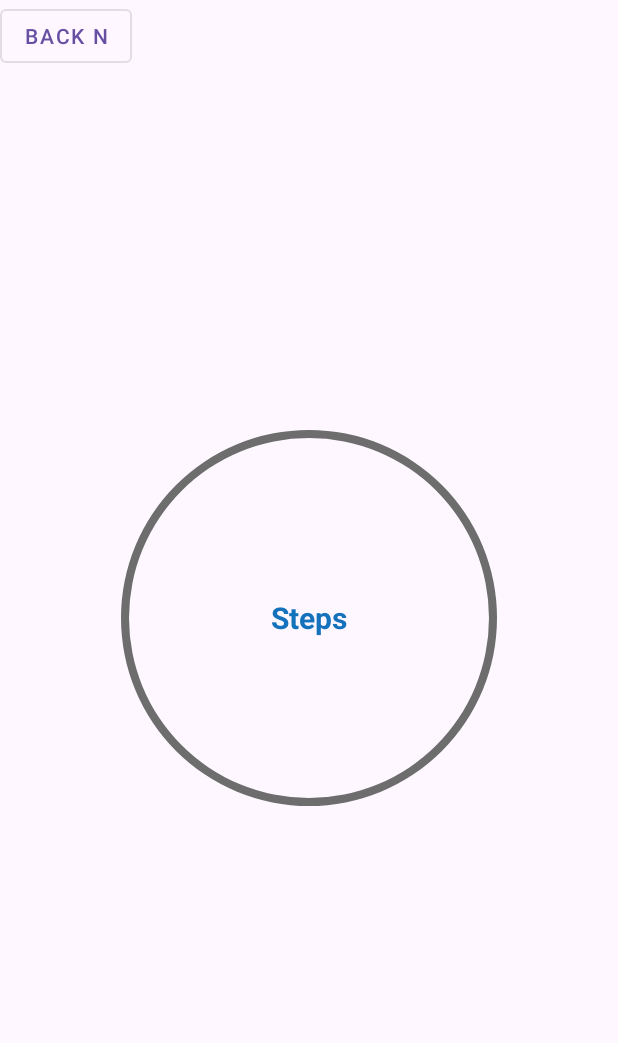
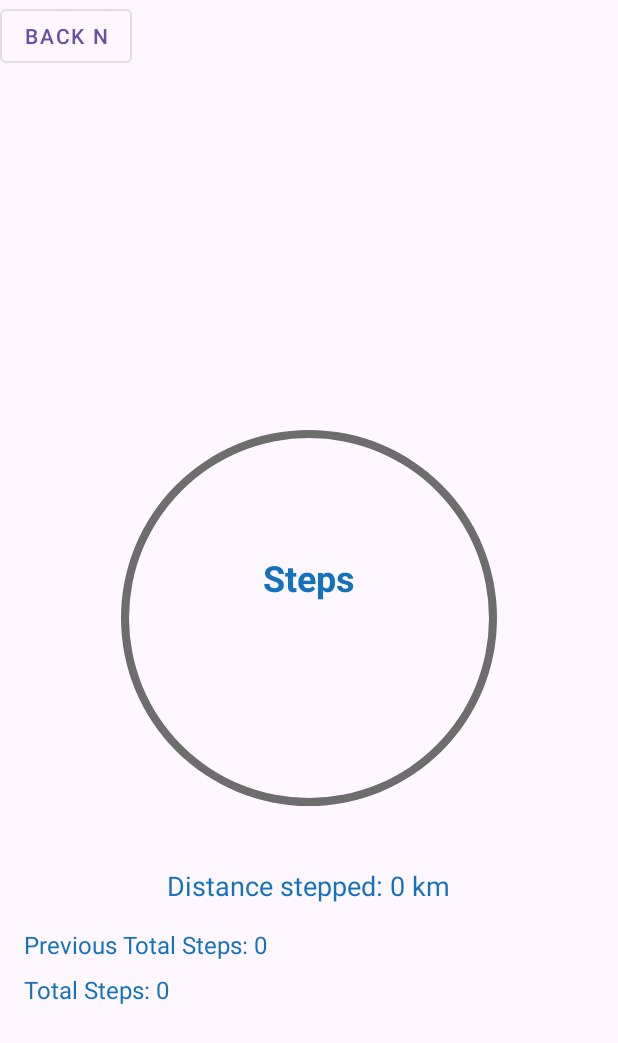
Before and after one commit to WillBren/smartsensor, an Android app: the StepActivity screen opened directly, with no data from a screen before it, on a phone screen of 412 x 824 dp. Shown: the top 1043 px of the screen. Run offline under Robolectric (Android 15) with nearby library versions, the phone set to English and light mode, and no system bars.

Commit message:
Considered edge cases with resetting step count

```diff
--- a/app/src/main/java/com/example/steppcounter/StepActivity.java
+++ b/app/src/main/java/com/example/steppcounter/StepActivity.java
@@ -7,7 +7,6 @@ import android.hardware.SensorEvent;
 import android.hardware.SensorListener;
 import android.hardware.SensorManager;
 import android.os.Bundle;
-import android.view.View;
 import android.widget.ProgressBar;
 import android.widget.TextView;
 import android.widget.Toast;
@@ -15,6 +14,8 @@ import androidx.activity.EdgeToEdge;
 import androidx.appcompat.app.AppCompatActivity;
 import android.hardware.SensorEventListener;
 import com.google.android.material.button.MaterialButton;
+import java.text.DecimalFormat;
+
 
 public class StepActivity extends AppCompatActivity implements SensorEventListener {
     private SensorManager mSensorManager = null;
@@ -24,6 +25,8 @@ public class StepActivity extends AppCompatActivity implements SensorEventListen
     private ProgressBar progressBar;
     private TextView steps;
     private MaterialButton backButton;
+    private TextView distanceStepped;
+    private final DecimalFormat df = new DecimalFormat("#.##");
 
 
 
@@ -33,11 +36,9 @@ public class StepActivity extends AppCompatActivity implements SensorEventListen
         EdgeToEdge.enable(this);
         setContentView(R.layout.fragment_activity);
 
-
-        clearSharedPreferences();  // Clear old data
-
         progressBar= findViewById(R.id.progressBar);
         steps = findViewById(R.id.steps);
+        distanceStepped = findViewById(R.id.distanceStepped);
 
         backButton = findViewById(R.id.back_button); //sets up back button to id in fragment_activity xml file
         setupButtonListeners();
@@ -56,16 +57,12 @@ public class StepActivity extends AppCompatActivity implements SensorEventListen
         }
     }
 
-
     private void setupButtonListeners() {
-        backButton.setOnClickListener(new View.OnClickListener() {
-            @Override
-            public void onClick(View v) {
+        backButton.setOnClickListener(v -> {
             Toast.makeText(StepActivity.this, "Activity button clicked!", Toast.LENGTH_SHORT).show();
             Intent intent = new Intent(StepActivity.this, MainActivity.class);
             startActivity(intent);
             // tells button to go from step activity to the main activity
-            }
         });
     }
 
@@ -78,43 +75,49 @@ public class StepActivity extends AppCompatActivity implements SensorEventListen
             Toast.makeText(this, "Device has no sensor", Toast.LENGTH_SHORT).show();
         }
         else {
-            mSensorManager.registerListener((SensorEventListener) this, stepSensor, SensorManager.SENSOR_DELAY_NORMAL);
+            mSensorManager.registerListener(this, stepSensor, SensorManager.SENSOR_DELAY_NORMAL);
         }
     }
 
-    protected void onPause() {
-        super.onPause();
-        mSensorManager.unregisterListener((SensorListener) this);
-    }
+
 
     public void onSensorChanged(SensorEvent event) {
         if (event.sensor.getType() == Sensor.TYPE_STEP_COUNTER) {
             totalSteps = (int) event.values[0];
-            int currentSteps = totalSteps-previewsTotalSteps;
+            int currentSteps;
+            if (totalSteps <= 0) {
+                previewsTotalSteps = totalSteps;
+                currentSteps = totalSteps;
+            } else {
+                currentSteps = totalSteps-previewsTotalSteps;
+            }
             steps.setText(String.valueOf(currentSteps));
             // changes total steps when sensor reacts
             progressBar.setProgress(currentSteps);
+
+            // changes total distance when step count changes
+            float distance = getDistanceStepped(currentSteps);
+            distanceStepped.setText(String.format("Distance stepped: %skm", df.format(distance)));
+
+            //testing purposes- step counts
+            TextView previewsTotalStepsView = findViewById(R.id.previewsTotalSteps);
+            TextView totalStepsView = findViewById(R.id.totalSteps);
+            previewsTotalStepsView.setText("Previous Total Steps: " + previewsTotalSteps);
+            totalStepsView.setText("Total Steps: " + totalSteps);
         }
 
     }
 
     private void resetSteps() {
-        steps.setOnClickListener(new View.OnClickListener() {
-            @Override
-            public void onClick(View v) {
-                Toast.makeText(StepActivity.this, "Long press to reset steps", Toast.LENGTH_SHORT).show();
-            } // method to reset steps after long click (note: reset isn't recognised when app is restarted)
-        });
+        // method to reset steps after long click (note: reset isn't recognised when app is restarted)
+        steps.setOnClickListener(v -> Toast.makeText(StepActivity.this, "Long press to reset steps", Toast.LENGTH_SHORT).show());
 
-        steps.setOnLongClickListener(new View.OnLongClickListener() {
-            @Override
-            public boolean onLongClick(View v) {
+        steps.setOnLongClickListener(v -> {
             previewsTotalSteps = totalSteps;
             steps.setText("0");
             progressBar.setProgress(0);
             saveData();
             return true;
-            }
         });
     }
 
@@ -127,19 +130,23 @@ public class StepActivity extends AppCompatActivity implements SensorEventListen
 
     private void loadData() { //loads number of steps taken after restarting app
         SharedPreferences sharedPref = getSharedPreferences("MyPref", Context.MODE_PRIVATE);
-        int savedNumber = (int) sharedPref.getFloat("key1", 0f);
-        previewsTotalSteps = savedNumber;
+        previewsTotalSteps = (int) sharedPref.getFloat("key1", 0f);
     }
+
+    private float getDistanceStepped(int totalDailySteps) {
+        return (float) (totalDailySteps * 74) /100000;
+    }
+
 
 
     public void onAccuracyChanged(Sensor sensor, int i) {
 
     }
 
-    private void clearSharedPreferences() {
+    /*private void clearSharedPreferences() {
         SharedPreferences sharedPref = getSharedPreferences("MyPref", Context.MODE_PRIVATE);
         SharedPreferences.Editor editor = sharedPref.edit();
         editor.clear();  // Clear all the data
         editor.apply();
+    } */
 }
-}
--- a/app/src/main/res/layout/fragment_activity.xml
+++ b/app/src/main/res/layout/fragment_activity.xml
@@ -15,6 +15,7 @@
         style="@style/Widget.MaterialComponents.Button.OutlinedButton"/>
 
     <RelativeLayout
+        android:id="@+id/central_layout"
         android:layout_width="wrap_content"
         android:layout_height="wrap_content"
         android:layout_centerHorizontal="true"
@@ -28,22 +29,71 @@
             android:layout_centerHorizontal="true"
             android:layout_centerVertical="true"
             android:background="@drawable/circular_shape"
-            android:progressDrawable="@drawable/circular_progress_bar"
+            android:progressDrawable="@drawable/circular_progress_bar" />
 
-            />
+        <LinearLayout
+            android:layout_width="wrap_content"
+            android:layout_height="wrap_content"
+            android:orientation="vertical"
+            android:layout_centerInParent="true">
+
+            <TextView
+                android:id="@+id/steps_label"
+                android:layout_width="wrap_content"
+                android:layout_height="wrap_content"
+                android:text="Steps"
+                android:layout_gravity="center"
+                android:textSize="24sp"
+                android:textColor="#FF1472BD"
+                android:textStyle="bold" />
+
+            <TextView
+                android:id="@+id/steps"
+                android:layout_width="wrap_content"
+                android:layout_height="wrap_content"
+                android:layout_gravity="center"
+                android:textSize="40sp"
+                android:textColor="#FF1472BD"
+                android:textStyle="bold" />
+        </LinearLayout>
+    </RelativeLayout>
+
+    <TextView
+        android:id="@+id/distanceStepped"
+        android:layout_width="wrap_content"
+        android:layout_height="wrap_content"
+        android:layout_below="@id/central_layout"
+        android:layout_centerHorizontal="true"
+        android:layout_marginTop="16dp"
+        android:text="Distance stepped: 0 km"
+        android:textSize="18sp"
+        android:textColor="#FF1472BD" />
+
+    <LinearLayout
+        android:layout_width="match_parent"
+        android:layout_height="wrap_content"
+        android:orientation="vertical"
+        android:layout_below="@id/distanceStepped"
+        android:layout_marginTop="16dp"
+        android:paddingStart="16dp"
+        android:paddingEnd="16dp">
 
         <TextView
-            android:id="@+id/steps"
+            android:id="@+id/previewsTotalSteps"
             android:layout_width="wrap_content"
             android:layout_height="wrap_content"
-            android:text="Steps"
-            android:layout_centerHorizontal="true"
-            android:layout_centerVertical="true"
-            android:textSize="20sp"
+            android:text="Previous Total Steps: 0"
+            android:textSize="16sp"
+            android:textColor="#FF1472BD" />
+
+        <TextView
+            android:id="@+id/totalSteps"
+            android:layout_width="wrap_content"
+            android:layout_height="wrap_content"
+            android:text="Total Steps: 0"
+            android:textSize="16sp"
             android:textColor="#FF1472BD"
-            android:textStyle="bold"
-            />
-    </RelativeLayout>
-
+            android:layout_marginTop="8dp" />
+    </LinearLayout>
 
 </RelativeLayout>
```
Also changed, not shown: app/src/main/java/com/example/steppcounter/DatabaseHelper.java (added, +43 -0 lines), app/src/main/java/com/example/steppcounter/DatabaseManager.java (added, +24 -0 lines). Lines whose indentation alone changed are shown as unchanged.
